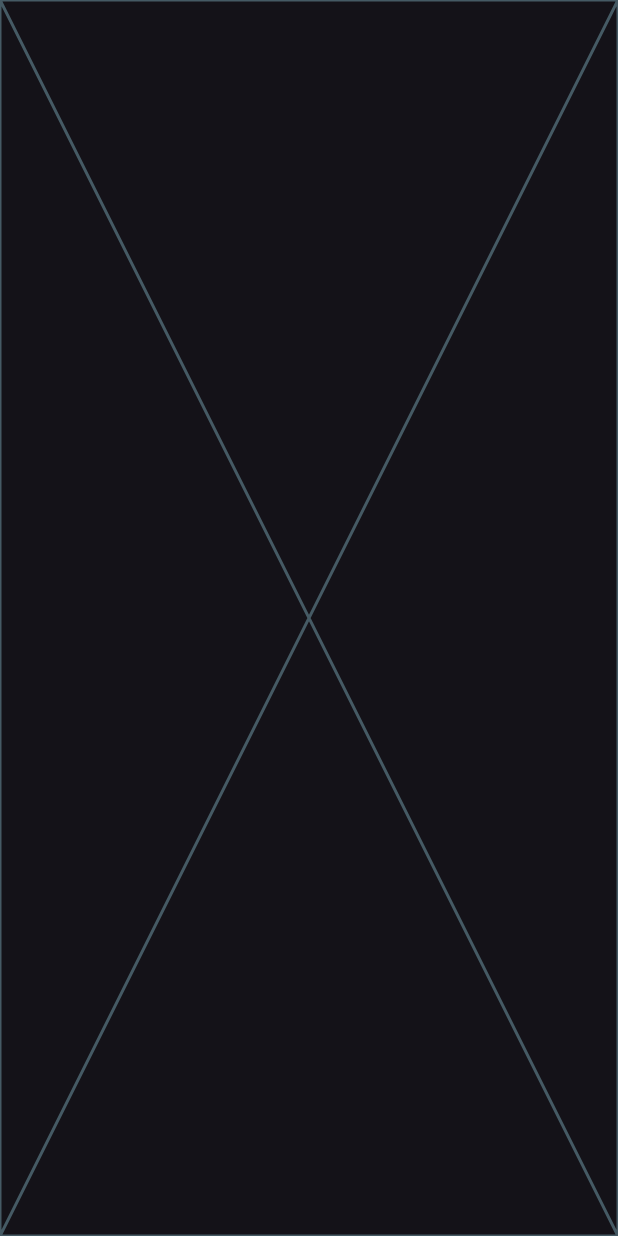
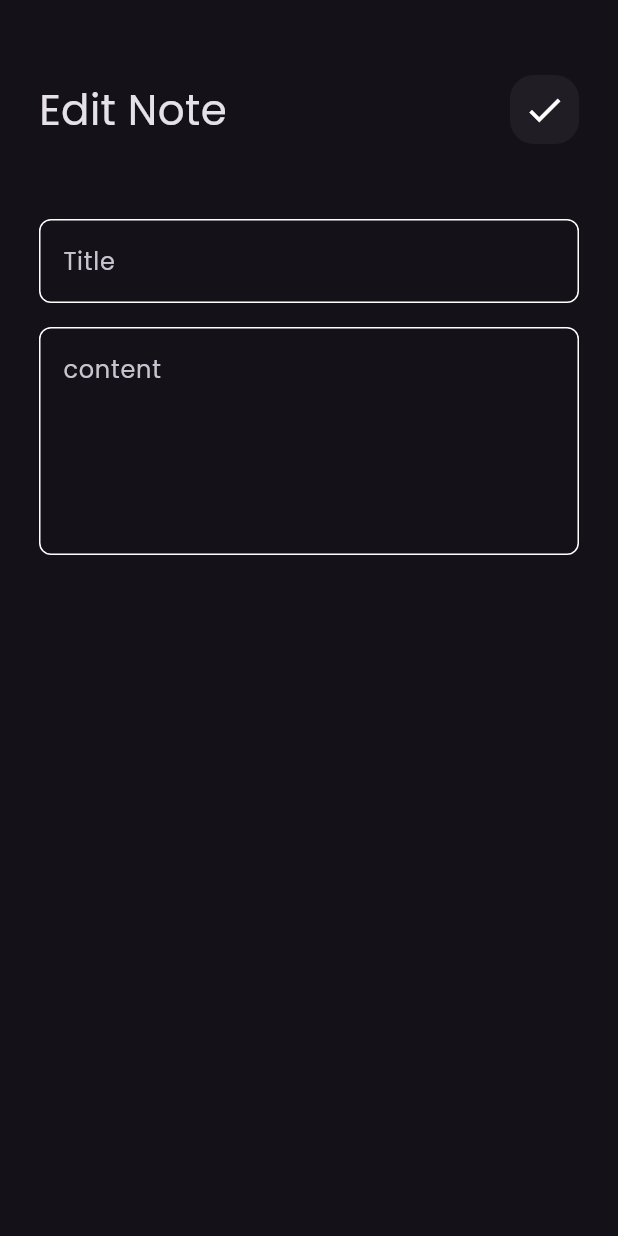
Before and after one commit to Sari618/notes_app, a Flutter app: the screen it shows after launch, after a tap on "Flutter Tips", on a phone screen of 412 x 824 dp. Run offline on Flutter 3.47's test engine with Material 3 defaults, Android fonts, the phone set to English and light mode, and no system bars; our stand-ins replace font_awesome_flutter.

Commit message:
created noteModel

```diff
--- /dev/null
+++ b/lib/models/note_modle.dart
@@ -0,0 +1,15 @@
+import 'package:flutter/material.dart';
+
+class NoteModle{
+final String title;
+final String subTitle;
+final String date;
+final String color;
+
+NoteModle({
+  required this.title,
+  required this.subTitle,
+  required this.date,
+  required this.color,
+});
+}
--- a/lib/view/edit_note_view_body.dart
+++ b/lib/view/edit_note_view_body.dart
@@ -1,10 +1,33 @@
 import 'package:flutter/material.dart';
+import 'package:notes_app/view/widgets/custom_appbar.dart';
+import 'package:notes_app/view/widgets/custom_textfield.dart';
 
 class EditNoteViewBody extends StatelessWidget {
   const EditNoteViewBody({super.key});
 
   @override
   Widget build(BuildContext context) {
-    return const Placeholder();
+    return const Padding(
+      padding: EdgeInsets.symmetric(
+        horizontal: 26,
+      ),
+      child: Column(
+        children: [
+          SizedBox(height: 50),
+          CustomAppBar(
+            title: "Edit Note",
+            icon: Icons.check,
+          ),
+          SizedBox(
+            height: 50,
+          ),
+          CustomTextField(hint: 'Title'),
+          SizedBox(
+            height: 16,
+          ),
+          CustomTextField(hint: 'content',maxLines: 5,)
+        ],
+      ),
+    );
   }
 }
--- a/lib/view/widgets/custom_appbar.dart
+++ b/lib/view/widgets/custom_appbar.dart
@@ -1,21 +1,28 @@
 import 'package:flutter/material.dart';
 import 'package:notes_app/view/widgets/custom_search_icon.dart';
 
+
 class CustomAppBar extends StatelessWidget {
-  const CustomAppBar({super.key});
-
+  const CustomAppBar({super.key, required this.title,
+  required this.icon
+  });
+final String title;
+final IconData icon;
   @override
   Widget build(BuildContext context) {
-    return const Row(
+    return  Row(
+      mainAxisAlignment: MainAxisAlignment.spaceBetween,
       children: [
         Text(
-          'Notes',
-          style: TextStyle(
+          title,
+          style: const TextStyle(
             fontSize: 28,
           ),
         ),
-        Spacer(),
-        CustomSearchIcon(),
+        const Spacer(),
+        CustomIcon(
+          icon: icon,
+        ),
       ],
     );
   }
--- a/lib/view/widgets/custom_search_icon.dart
+++ b/lib/view/widgets/custom_search_icon.dart
@@ -1,8 +1,8 @@
 import 'package:flutter/material.dart';
 
-class CustomSearchIcon extends StatelessWidget {
-  const CustomSearchIcon({super.key});
-
+class CustomIcon extends StatelessWidget {
+  const CustomIcon({super.key, required this.icon});
+  final IconData icon;
   @override
   Widget build(BuildContext context) {
     return Container(
@@ -12,9 +12,11 @@ class CustomSearchIcon extends StatelessWidget {
         borderRadius: BorderRadius.circular(16),
         color: Colors.white.withOpacity(0.05),
       ),
-      child: const Center(
-        child: Icon(Icons.search,
-        size: 28,),
+      child:  Center(
+        child: Icon(
+          icon,
+          size: 28,
+        ),
       ),
     );
   }
--- a/lib/view/widgets/notes_view_body.dart
+++ b/lib/view/widgets/notes_view_body.dart
@@ -1,4 +1,3 @@
-import 'package:flutter/cupertino.dart';
 import 'package:flutter/material.dart';
 import 'package:notes_app/view/widgets/custom_appbar.dart';
 import 'package:notes_app/view/widgets/custom_notes_list_view.dart';
@@ -15,7 +14,10 @@ class NotesViewBody extends StatelessWidget {
       child: Column(
         children: [
           SizedBox(height: 50),
-          CustomAppBar(),
+          CustomAppBar(
+            title: 'Notes',
+            icon: Icons.search,
+          ),
           Expanded(child: NotesListView()),
         ],
       ),
```
